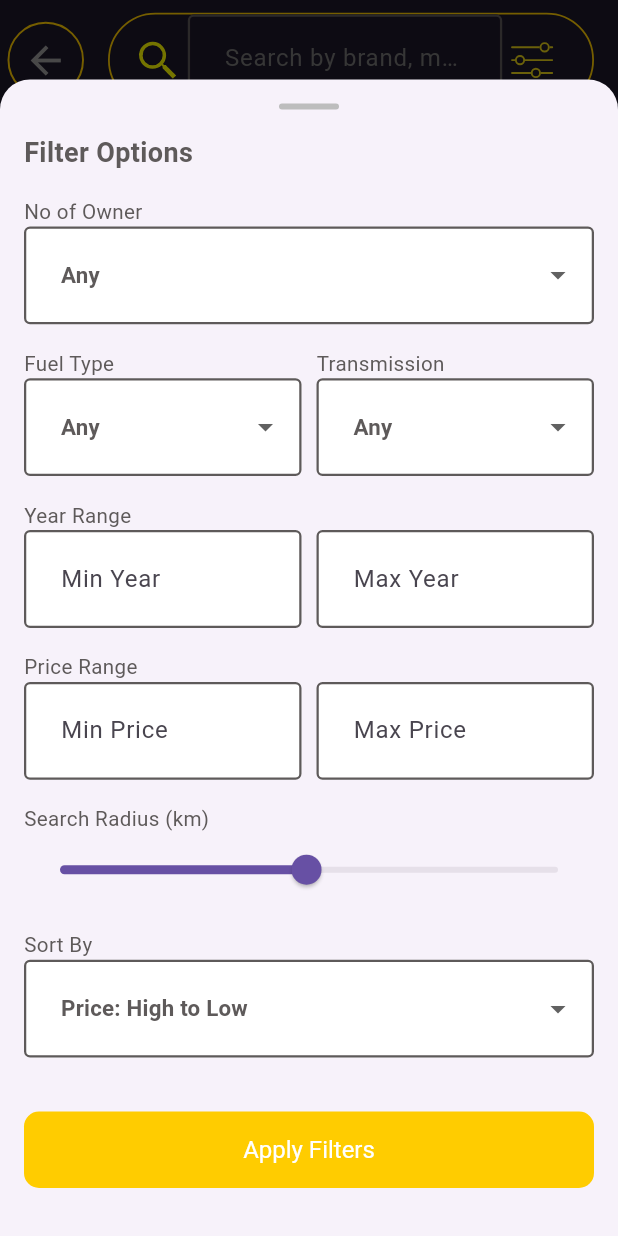
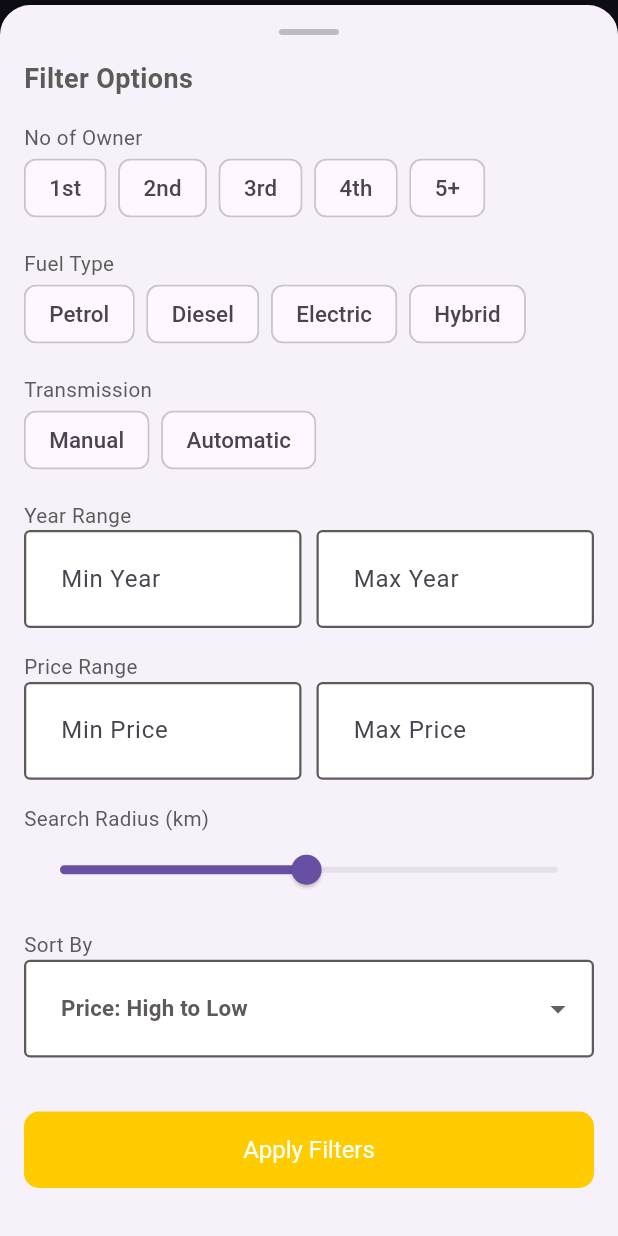
Before and after one commit to theagricore/shiftwheels, a Flutter app: the SearchScreen screen opened directly, after a tap on an icon or button, on a phone screen of 412 x 824 dp. Run offline on Flutter 3.47's test engine with Material 3 defaults, Android fonts, the light colour scheme and no system bars; our stand-ins replace bloc, cached_network_image, carousel_slider, cloud_firestore, dartz, equatable and 15 more; missing offline and left inert: cloudinary_public, razorpay_flutter; accounts and stored records are empty; Roboto replaces fonts that are missing (CircularStd); project files that could hold a hidden picture were left out.

Commit message:
muiltiple selection inthe serch screen is compleete

```diff
--- a/lib/data/add_post/models/search_filter_model.dart
+++ b/lib/data/add_post/models/search_filter_model.dart
@@ -6,11 +6,11 @@ class SearchFilter {
   final String? query;
   final String? brand;
   final String? model;
-  final String? fuelType;
-  final String? transmissionType;
+  final List<String>? fuelTypes;
+  final List<String>? transmissionTypes;
   final int? minYear;
   final int? maxYear;
-  final int? maxOwners;
+  final List<int>? ownerCounts;
   final double? minPrice;
   final double? maxPrice;
   final double? maxDistanceInKm;
@@ -21,11 +21,11 @@ class SearchFilter {
     this.query,
     this.brand,
     this.model,
-    this.fuelType,
-    this.transmissionType,
+    this.fuelTypes,
+    this.transmissionTypes,
     this.minYear,
     this.maxYear,
-    this.maxOwners,
+    this.ownerCounts,
     this.minPrice,
     this.maxPrice,
     this.maxDistanceInKm,
@@ -37,11 +37,11 @@ class SearchFilter {
     String? query,
     String? brand,
     String? model,
-    String? fuelType,
-    String? transmissionType,
+    List<String>? fuelTypes,
+    List<String>? transmissionTypes,
     int? minYear,
     int? maxYear,
-    int? maxOwners,
+    List<int>? ownerCounts,
     double? minPrice,
     double? maxPrice,
     double? maxDistanceInKm,
@@ -52,11 +52,11 @@ class SearchFilter {
       query: query ?? this.query,
       brand: brand ?? this.brand,
       model: model ?? this.model,
-      fuelType: fuelType ?? this.fuelType,
-      transmissionType: transmissionType ?? this.transmissionType,
+      fuelTypes: fuelTypes ?? this.fuelTypes,
+      transmissionTypes: transmissionTypes ?? this.transmissionTypes,
       minYear: minYear ?? this.minYear,
       maxYear: maxYear ?? this.maxYear,
-      maxOwners: maxOwners ?? this.maxOwners,
+      ownerCounts: ownerCounts ?? this.ownerCounts,
       minPrice: minPrice ?? this.minPrice,
       maxPrice: maxPrice ?? this.maxPrice,
       maxDistanceInKm: maxDistanceInKm ?? this.maxDistanceInKm,
@@ -69,11 +69,11 @@ class SearchFilter {
     return query == null &&
         brand == null &&
         model == null &&
-        fuelType == null &&
-        transmissionType == null &&
+        (fuelTypes == null || fuelTypes!.isEmpty) &&
+        (transmissionTypes == null || transmissionTypes!.isEmpty) &&
         minYear == null &&
         maxYear == null &&
-        maxOwners == null &&
+        (ownerCounts == null || ownerCounts!.isEmpty) &&
         minPrice == null &&
         maxPrice == null &&
         maxDistanceInKm == null &&
@@ -139,14 +139,15 @@ class SearchUtils {
         return false;
       }
 
-      if (filter.fuelType != null &&
-          ad.fuelType.toLowerCase() != filter.fuelType!.toLowerCase()) {
+      if (filter.fuelTypes != null &&
+          filter.fuelTypes!.isNotEmpty &&
+          !filter.fuelTypes!.any((type) => type.toLowerCase() == ad.fuelType.toLowerCase())) {
         return false;
       }
 
-      if (filter.transmissionType != null &&
-          ad.transmissionType.toLowerCase() !=
-              filter.transmissionType!.toLowerCase()) {
+      if (filter.transmissionTypes != null &&
+          filter.transmissionTypes!.isNotEmpty &&
+          !filter.transmissionTypes!.any((type) => type.toLowerCase() == ad.transmissionType.toLowerCase())) {
         return false;
       }
 
@@ -158,7 +159,9 @@ class SearchUtils {
         return false;
       }
 
-      if (filter.maxOwners != null && ad.noOfOwners > filter.maxOwners!) {
+      if (filter.ownerCounts != null &&
+          filter.ownerCounts!.isNotEmpty &&
+          !filter.ownerCounts!.contains(ad.noOfOwners)) {
         return false;
       }
 
@@ -172,6 +175,7 @@ class SearchUtils {
 
       // Distance calculation
       if (filter.maxDistanceInKm != null && filter.userLocation != null) {
+        try {
           final double distance = calculateDistance(
             filter.userLocation!.latitude,
             filter.userLocation!.longitude,
@@ -180,6 +184,10 @@ class SearchUtils {
           );
 
           if (distance > filter.maxDistanceInKm!) {
+            return false;
+          }
+        } catch (e) {
+          print('Error calculating distance: $e');
           return false;
         }
       }
@@ -201,6 +209,7 @@ class SearchUtils {
             return b.ad.year.compareTo(a.ad.year);
           case 'distance_asc':
             if (filter.userLocation == null) return 0;
+            try {
               final distanceA = calculateDistance(
                 filter.userLocation!.latitude,
                 filter.userLocation!.longitude,
@@ -214,6 +223,9 @@ class SearchUtils {
                 b.ad.location.longitude,
               );
               return distanceA.compareTo(distanceB);
+            } catch (e) {
+              return 0;
+            }
           default:
             return 0;
         }
--- a/lib/presentation/search_screen/widget/filter_bottom_sheet.dart
+++ b/lib/presentation/search_screen/widget/filter_bottom_sheet.dart
@@ -56,96 +56,203 @@ class _FilterBottomSheetState extends State<FilterBottomSheet> {
               crossAxisAlignment: CrossAxisAlignment.start,
               children: [
                 const Text('No of Owner'),
-                DropdownButtonFormField<int>(
-                  value: _tempFilter.maxOwners,
-                  decoration: const InputDecoration(
-                    border: OutlineInputBorder(),
+                Wrap(
+                  spacing: 8,
+                  children: [
+                    FilterChip(
+                      label: const Text('1st'),
+                      selected: _tempFilter.ownerCounts?.contains(1) ?? false,
+                      onSelected: (selected) {
+                        setState(() {
+                          _tempFilter = _tempFilter.copyWith(
+                            ownerCounts: _updateList(
+                              _tempFilter.ownerCounts ?? [],
+                              1,
+                              selected,
                             ),
-                  items: const [
-                    DropdownMenuItem(value: null, child: Text('Any')),
-                    DropdownMenuItem(value: 1, child: Text('1st')),
-                    DropdownMenuItem(value: 2, child: Text('2nd')),
-                    DropdownMenuItem(value: 3, child: Text('3rd')),
-                    DropdownMenuItem(value: 4, child: Text('4th')),
-                    DropdownMenuItem(value: 5, child: Text('5+')),
-                  ],
-                  onChanged: (value) {
-                    setState(() {
-                      _tempFilter = _tempFilter.copyWith(maxOwners: value);
+                          );
                         });
                       },
                     ),
-              ],
+                    FilterChip(
+                      label: const Text('2nd'),
+                      selected: _tempFilter.ownerCounts?.contains(2) ?? false,
+                      onSelected: (selected) {
+                        setState(() {
+                          _tempFilter = _tempFilter.copyWith(
+                            ownerCounts: _updateList(
+                              _tempFilter.ownerCounts ?? [],
+                              2,
+                              selected,
                             ),
-            const SizedBox(height: 16),
-
-            // Fuel Type and Transmission
-            Row(
-              children: [
-                Expanded(
-                  child: Column(
-                    crossAxisAlignment: CrossAxisAlignment.start,
-                    children: [
-                      const Text('Fuel Type'),
-                      DropdownButtonFormField<String>(
-                        value: _tempFilter.fuelType,
-                        items: const [
-                          DropdownMenuItem(value: null, child: Text('Any')),
-                          DropdownMenuItem(
-                            value: 'Petrol',
-                            child: Text('Petrol'),
-                          ),
-                          DropdownMenuItem(
-                            value: 'Diesel',
-                            child: Text('Diesel'),
-                          ),
-                          DropdownMenuItem(
-                            value: 'Electric',
-                            child: Text('Electric'),
-                          ),
-                          DropdownMenuItem(
-                            value: 'Hybrid',
-                            child: Text('Hybrid'),
-                          ),
-                        ],
-                        onChanged: (value) {
-                          setState(() {
-                            _tempFilter = _tempFilter.copyWith(fuelType: value);
+                          );
                         });
                       },
                     ),
-                    ],
-                  ),
-                ),
-                const SizedBox(width: 10),
-                Expanded(
-                  child: Column(
-                    crossAxisAlignment: CrossAxisAlignment.start,
-                    children: [
-                      const Text('Transmission'),
-                      DropdownButtonFormField<String>(
-                        value: _tempFilter.transmissionType,
-                        items: const [
-                          DropdownMenuItem(value: null, child: Text('Any')),
-                          DropdownMenuItem(
-                            value: 'Manual',
-                            child: Text('Manual'),
-                          ),
-                          DropdownMenuItem(
-                            value: 'Automatic',
-                            child: Text('Automatic'),
-                          ),
-                        ],
-                        onChanged: (value) {
+                    FilterChip(
+                      label: const Text('3rd'),
+                      selected: _tempFilter.ownerCounts?.contains(3) ?? false,
+                      onSelected: (selected) {
                         setState(() {
                           _tempFilter = _tempFilter.copyWith(
-                              transmissionType: value,
+                            ownerCounts: _updateList(
+                              _tempFilter.ownerCounts ?? [],
+                              3,
+                              selected,
+                            ),
+                          );
+                        });
+                      },
+                    ),
+                    FilterChip(
+                      label: const Text('4th'),
+                      selected: _tempFilter.ownerCounts?.contains(4) ?? false,
+                      onSelected: (selected) {
+                        setState(() {
+                          _tempFilter = _tempFilter.copyWith(
+                            ownerCounts: _updateList(
+                              _tempFilter.ownerCounts ?? [],
+                              4,
+                              selected,
+                            ),
+                          );
+                        });
+                      },
+                    ),
+                    FilterChip(
+                      label: const Text('5+'),
+                      selected: _tempFilter.ownerCounts?.contains(5) ?? false,
+                      onSelected: (selected) {
+                        setState(() {
+                          _tempFilter = _tempFilter.copyWith(
+                            ownerCounts: _updateList(
+                              _tempFilter.ownerCounts ?? [],
+                              5,
+                              selected,
+                            ),
                           );
                         });
                       },
                     ),
                   ],
                 ),
+              ],
+            ),
+            const SizedBox(height: 16),
+
+            // Fuel Type
+            Column(
+              crossAxisAlignment: CrossAxisAlignment.start,
+              children: [
+                const Text('Fuel Type'),
+                Wrap(
+                  spacing: 8,
+                  children: [
+                    FilterChip(
+                      label: const Text('Petrol'),
+                      selected: _tempFilter.fuelTypes?.contains('Petrol') ?? false,
+                      onSelected: (selected) {
+                        setState(() {
+                          _tempFilter = _tempFilter.copyWith(
+                            fuelTypes: _updateList(
+                              _tempFilter.fuelTypes ?? [],
+                              'Petrol',
+                              selected,
+                            ),
+                          );
+                        });
+                      },
+                    ),
+                    FilterChip(
+                      label: const Text('Diesel'),
+                      selected: _tempFilter.fuelTypes?.contains('Diesel') ?? false,
+                      onSelected: (selected) {
+                        setState(() {
+                          _tempFilter = _tempFilter.copyWith(
+                            fuelTypes: _updateList(
+                              _tempFilter.fuelTypes ?? [],
+                              'Diesel',
+                              selected,
+                            ),
+                          );
+                        });
+                      },
+                    ),
+                    FilterChip(
+                      label: const Text('Electric'),
+                      selected: _tempFilter.fuelTypes?.contains('Electric') ?? false,
+                      onSelected: (selected) {
+                        setState(() {
+                          _tempFilter = _tempFilter.copyWith(
+                            fuelTypes: _updateList(
+                              _tempFilter.fuelTypes ?? [],
+                              'Electric',
+                              selected,
+                            ),
+                          );
+                        });
+                      },
+                    ),
+                    FilterChip(
+                      label: const Text('Hybrid'),
+                      selected: _tempFilter.fuelTypes?.contains('Hybrid') ?? false,
+                      onSelected: (selected) {
+                        setState(() {
+                          _tempFilter = _tempFilter.copyWith(
+                            fuelTypes: _updateList(
+                              _tempFilter.fuelTypes ?? [],
+                              'Hybrid',
+                              selected,
+                            ),
+                          );
+                        });
+                      },
+                    ),
+                  ],
+                ),
+              ],
+            ),
+            const SizedBox(height: 16),
+
+            // Transmission
+            Column(
+              crossAxisAlignment: CrossAxisAlignment.start,
+              children: [
+                const Text('Transmission'),
+                Wrap(
+                  spacing: 8,
+                  children: [
+                    FilterChip(
+                      label: const Text('Manual'),
+                      selected: _tempFilter.transmissionTypes?.contains('Manual') ?? false,
+                      onSelected: (selected) {
+                        setState(() {
+                          _tempFilter = _tempFilter.copyWith(
+                            transmissionTypes: _updateList(
+                              _tempFilter.transmissionTypes ?? [],
+                              'Manual',
+                              selected,
+                            ),
+                          );
+                        });
+                      },
+                    ),
+                    FilterChip(
+                      label: const Text('Automatic'),
+                      selected: _tempFilter.transmissionTypes?.contains('Automatic') ?? false,
+                      onSelected: (selected) {
+                        setState(() {
+                          _tempFilter = _tempFilter.copyWith(
+                            transmissionTypes: _updateList(
+                              _tempFilter.transmissionTypes ?? [],
+                              'Automatic',
+                              selected,
+                            ),
+                          );
+                        });
+                      },
+                    ),
+                  ],
                 ),
               ],
             ),
@@ -332,4 +439,16 @@ class _FilterBottomSheetState extends State<FilterBottomSheet> {
       ),
     );
   }
+
+  List<T> _updateList<T>(List<T> currentList, T value, bool selected) {
+    final newList = List<T>.from(currentList);
+    if (selected) {
+      if (!newList.contains(value)) {
+        newList.add(value);
       }
+    } else {
+      newList.remove(value);
+    }
+    return newList;
+  }
+}
```
Lines whose indentation alone changed are shown as unchanged.
